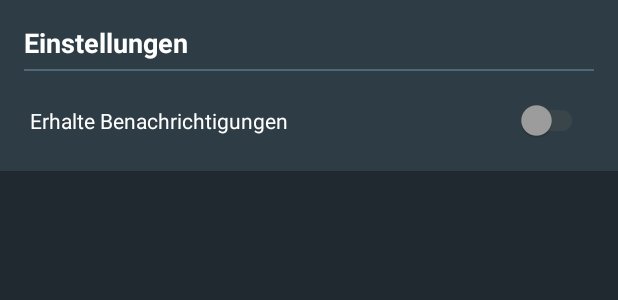
After one commit to vkay94/UpdateApps, an Android app: the layout fragment_bottom_sheet.xml on its own in the app's theme, with its tools: preview values and no code run, on a phone screen of 412 x 824 dp. The commit adds this screen. Shown: the top 300 px of the screen. Run offline under Robolectric (Android 15) with nearby library versions, the phone set to English and light mode, and no system bars.

Commit message:
BottomSheet für Einstellungen eingefügt

```diff
--- a/app/src/main/java/de/vkay/updateapps/Main.java
+++ b/app/src/main/java/de/vkay/updateapps/Main.java
@@ -169,7 +169,7 @@ public class Main extends AppCompatActivity implements NavigationView.OnNavigati
     public void checkNavBottomUpdateText() {
         if (navBottom != null
                 && !db.getSpecificApp(getString(R.string.app_package))
-                .getVersion().equals(shared.getInstalledAppVersion(getString(R.string.app_package)))) {
+                .getVersion().equals(shared.getInstalledAppVersion(getApplicationContext().getString(R.string.app_package)))) {
 
             navBottom.getMenu().findItem(R.id.nav_update).setTitle(R.string.nav_update_when_available);
             navBottom.setItemTextColor(ColorStateList.valueOf(ContextCompat.getColor(this, R.color.expVersion)));
--- /dev/null
+++ b/app/src/main/res/layout/fragment_bottom_sheet.xml
@@ -0,0 +1,63 @@
+<?xml version="1.0" encoding="utf-8"?>
+<LinearLayout xmlns:android="http://schemas.android.com/apk/res/android"
+    android:orientation="vertical"
+    android:layout_width="match_parent"
+    android:layout_height="wrap_content"
+    android:padding="16dp"
+    android:background="@color/bottomSheetColor">
+
+    <RelativeLayout
+        android:layout_width="match_parent"
+        android:layout_height="wrap_content"
+        android:layout_marginBottom="5dp">
+
+        <TextView
+            android:layout_width="wrap_content"
+            android:layout_height="wrap_content"
+            android:textSize="18sp"
+            android:text="@string/settings"
+            android:textStyle="bold"
+            android:layout_alignParentStart="true"/>
+
+        <TextView
+            android:layout_width="wrap_content"
+            android:layout_height="wrap_content"
+            android:textStyle="bold"
+            android:textSize="13sp"
+            android:layout_alignParentEnd="true"
+            android:id="@+id/bsheet_tv_installed"/>
+
+    </RelativeLayout>
+
+    <View
+        android:layout_width="match_parent"
+        android:layout_height="1dp"
+        android:background="@color/cardViewBGUpdate"
+        android:layout_marginBottom="5dp"/>
+
+    <LinearLayout
+        android:layout_width="match_parent"
+        android:layout_height="match_parent"
+        android:orientation="vertical"
+        android:padding="4dp">
+
+        <android.support.v7.widget.SwitchCompat
+            android:layout_width="match_parent"
+            android:layout_height="wrap_content"
+            android:text="Erhalte Benachrichtigungen"
+            android:theme="@style/Color1SwitchStyle"
+            android:layout_marginTop="10dp"
+            android:id="@+id/bsheet_switch_notiification"/>
+
+        <Button
+            android:layout_width="wrap_content"
+            android:layout_height="wrap_content"
+            android:background="@color/buttonBG"
+            android:text="Details"
+            android:id="@+id/bsheet_btn_details"
+            android:visibility="gone"
+            android:layout_marginTop="15dp"/>
+
+    </LinearLayout>
+
+</LinearLayout>
--- a/app/src/main/res/values/colors.xml
+++ b/app/src/main/res/values/colors.xml
@@ -3,6 +3,7 @@
 
     <color name="userLoginBgBtn">#6f8a93</color>
     <color name="cardViewBGUpdate">#506876</color>
+    <color name="bottomSheetColor">#2e3d45</color>
     <color name="userLoginBg">#4c5b69</color>
     <color name="grey">#3a4b54</color>
     <color name="buttonBG">#404f58</color>
@@ -11,6 +12,8 @@
     <color name="cardViewBGDarK">#2b3a43</color>
     <color name="windowBG">#1F292F</color>
     <color name="white">#ffffff</color>
+    <color name="someGrey">#9f9f9f</color>
+    <color name="someGreyDarker">#565656</color>
     <color name="userRegisterBg">#3e5780</color>
     <color name="userRegisterBgBtn">#5172a7</color>
     <color name="blueish">#99d977</color>
--- a/app/src/main/res/values/styles.xml
+++ b/app/src/main/res/values/styles.xml
@@ -15,6 +15,9 @@
 
         <!-- Hamburger Icon
         <item name="drawerArrowStyle">@style/DrawerArrowStyle</item> -->
+
+        <item name="android:windowIsTranslucent">true</item>
+        <item name="android:backgroundDimEnabled">true</item>
 
     </style>
 
@@ -81,5 +84,14 @@
         <item name="android:textColorPrimary">#FFFFFF</item>
     </style>
 
+    <style name="MyDialogThemeNotDimmed" parent="Theme.Design.BottomSheetDialog">
+        <item name="android:windowBackground">@android:color/transparent</item>
+    </style>
+
+    <style name="Color1SwitchStyle">
+        <item name="colorControlActivated">@color/userRegisterBgBtn</item>
+        <item name="colorSwitchThumbNormal">@color/someGrey</item>
+        <item name="android:colorForeground">@color/someGreyDarker</item>
+    </style>
 
 </resources>
```
Also changed, not shown: app/src/main/java/de/vkay/updateapps/AppUebersicht/AUFragmentUbersicht.java (+5 -18 lines), app/src/main/java/de/vkay/updateapps/AppUebersicht/BottomSheetSettings.java (added, +132 -0 lines), app/src/main/java/de/vkay/updateapps/Datenspeicher/DB_AlleApps.java (+8 -0 lines), app/src/main/res/layout/frag_appueber_start.xml (+11 -1 lines), app/src/main/res/values/strings.xml (+11 -0 lines).
